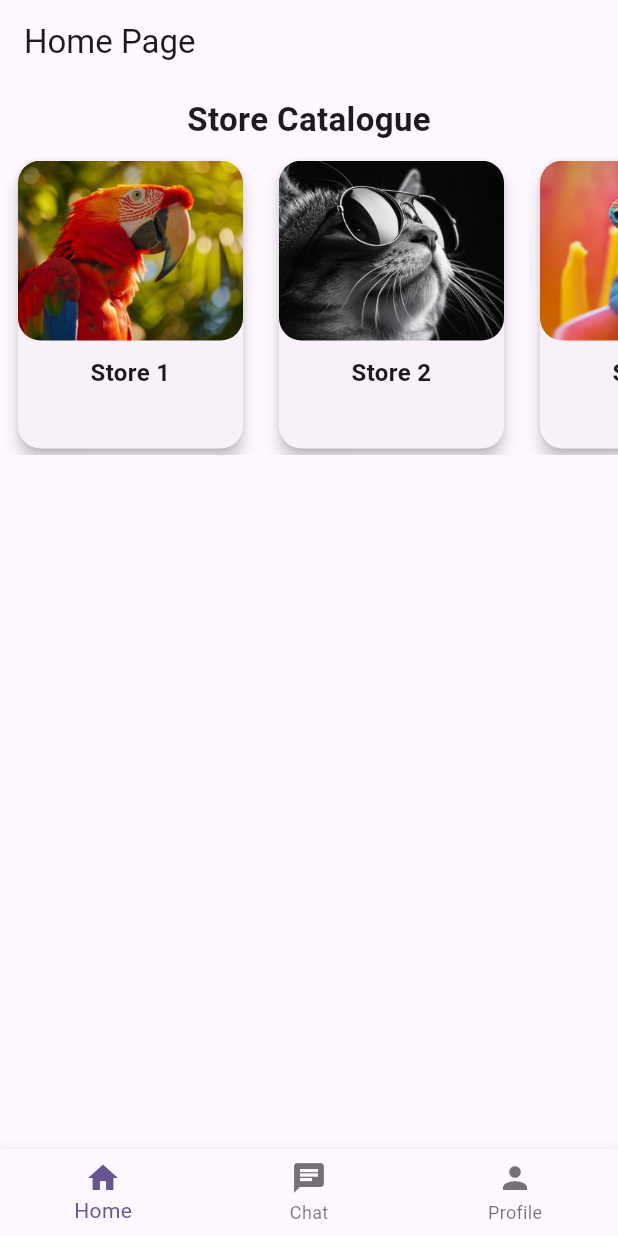
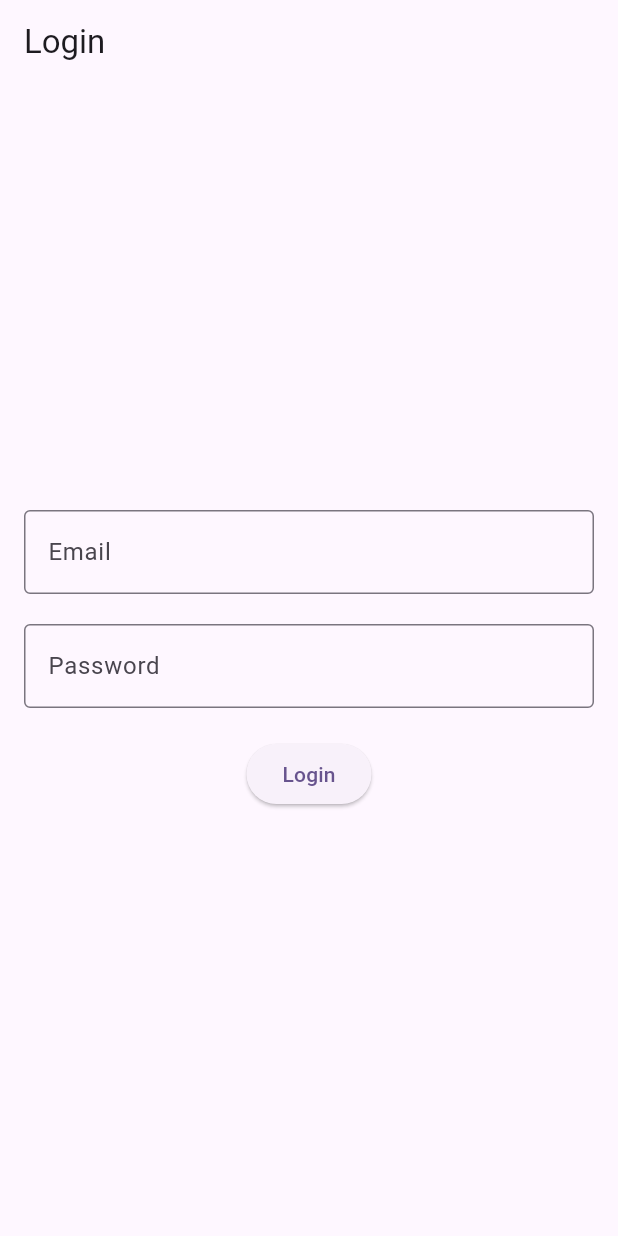
Before and after one commit to DDoritoes/SE_WMP-Project, a Flutter app: the screen it shows after launch, on a phone screen of 412 x 824 dp. Run offline on Flutter 3.47's test engine with Material 3 defaults, Android fonts, the phone set to English and light mode, and no system bars; our stand-ins replace firebase_auth, firebase_core, image_picker, shared_preferences; accounts and stored records are empty.

Commit message:
Added login page using firebase

```diff
--- /dev/null
+++ b/lib/loginpage.dart
@@ -0,0 +1,90 @@
+import 'package:firebase_auth/firebase_auth.dart';
+import 'package:flutter/material.dart';
+import 'homepage.dart';
+
+class LoginPage extends StatefulWidget {
+  const LoginPage({super.key});
+
+  @override
+  _LoginPageState createState() => _LoginPageState();
+}
+
+class _LoginPageState extends State<LoginPage> {
+  final _emailController = TextEditingController();
+  final _passwordController = TextEditingController();
+  final _auth = FirebaseAuth.instance;
+  bool _isLoading = false;
+  String _errorMessage = '';
+
+  // Function to log in the user
+  Future<void> _loginUser() async {
+    setState(() {
+      _isLoading = true;
+      _errorMessage = ''; // Clear any previous error message
+    });
+
+    try {
+      await _auth.signInWithEmailAndPassword(
+        email: _emailController.text,
+        password: _passwordController.text,
+      );
+
+      // Redirect to the HomePage if login is successful
+      Navigator.pushReplacement(
+        context,
+        MaterialPageRoute(builder: (context) => HomePage()),
+      );
+    } on FirebaseAuthException catch (e) {
+      setState(() {
+        _isLoading = false;
+        _errorMessage = e.message ?? 'An unknown error occurred';
+      });
+    }
+  }
+
+  @override
+  Widget build(BuildContext context) {
+    return Scaffold(
+      appBar: AppBar(
+        title: Text('Login'),
+      ),
+      body: Padding(
+        padding: const EdgeInsets.all(16.0),
+        child: Column(
+          mainAxisAlignment: MainAxisAlignment.center,
+          children: [
+            // Email input field
+            TextField(
+              controller: _emailController,
+              decoration: InputDecoration(
+                labelText: 'Email',
+                border: OutlineInputBorder(),
+                errorText: _errorMessage.isNotEmpty ? _errorMessage : null,
+              ),
+            ),
+            SizedBox(height: 20),
+
+            // Password input field
+            TextField(
+              controller: _passwordController,
+              obscureText: true,
+              decoration: InputDecoration(
+                labelText: 'Password',
+                border: OutlineInputBorder(),
+              ),
+            ),
+            SizedBox(height: 20),
+
+            // Login button
+            _isLoading
+                ? CircularProgressIndicator()
+                : ElevatedButton(
+                    onPressed: _loginUser,
+                    child: Text('Login'),
+                  ),
+          ],
+        ),
+      ),
+    );
+  }
+}
--- a/pubspec.yaml
+++ b/pubspec.yaml
@@ -33,6 +33,8 @@ dependencies:
   http: ^1.2.2
   image_picker: ^1.1.2
   shared_preferences: ^2.0.15
+  firebase_core: ^3.0.0
+  firebase_auth: ^5.0.0
 
 
   # The following adds the Cupertino Icons font to your application.
```
Also changed, not shown: lib/main.dart (+6 -2 lines), firebase.json (added), lib/firebase_options.dart (added), pubspec.lock, 9 other files.
